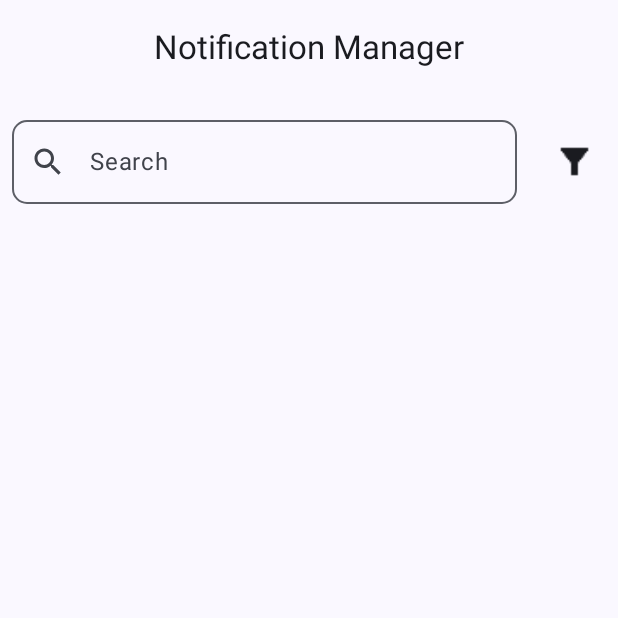
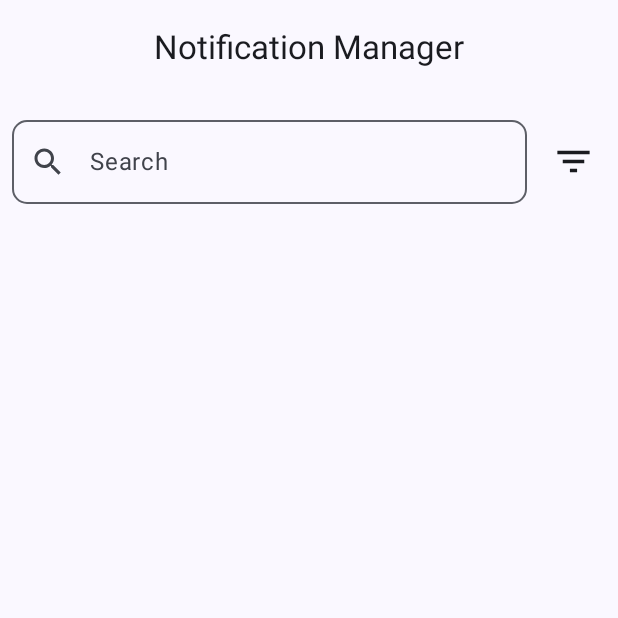
Before and after one commit to dangnguyen2910/NotifTS, an Android app built with Jetpack Compose: the ManagerScreen screen opened through its navigation route, on a phone screen of 412 x 824 dp, the top half of it. Run offline under Robolectric (Android 15) with nearby library versions, the light colour scheme and no system bars; our stand-ins replace Dagger/Hilt's generated code, Room's generated code; 1 statement that could not run was skipped.

Commit message:
ui: change filter icon to better resolution one

```diff
--- a/app/src/main/java/usth/intern/notifts/ui/manager/ManagerScreen.kt
+++ b/app/src/main/java/usth/intern/notifts/ui/manager/ManagerScreen.kt
@@ -230,7 +230,7 @@ fun KeywordsSearchBar(
         singleLine = true,
         textStyle = LocalTextStyle.current.copy(fontSize = 20.sp),
         modifier = modifier
-            .padding(start = 8.dp, end = 8.dp)
+            .padding(start = 8.dp)
             .fillMaxWidth(0.85f)
             .focusRequester(focusRequester)
             .onFocusChanged { focusState.value = it.isFocused }
@@ -278,7 +278,7 @@ fun FilterDialog(
                     .clip(RoundedCornerShape(10.dp))
             ) {
                 Icon(
-                    painter = painterResource(R.drawable.filter_icon),
+                    painter = painterResource(R.drawable.filter_icon_v2),
                     contentDescription = "Favorite",
                     modifier = Modifier
                         .size(35.dp)
--- /dev/null
+++ b/app/src/main/res/drawable-nodpi/filter_icon_v2.xml
@@ -0,0 +1,9 @@
+<vector xmlns:android="http://schemas.android.com/apk/res/android"
+    android:width="24dp"
+    android:height="24dp"
+    android:viewportWidth="960"
+    android:viewportHeight="960">
+  <path
+      android:pathData="M400,720v-80h160v80L400,720ZM240,520v-80h480v80L240,520ZM120,320v-80h720v80L120,320Z"
+      android:fillColor="#1f1f1f"/>
+</vector>
```
